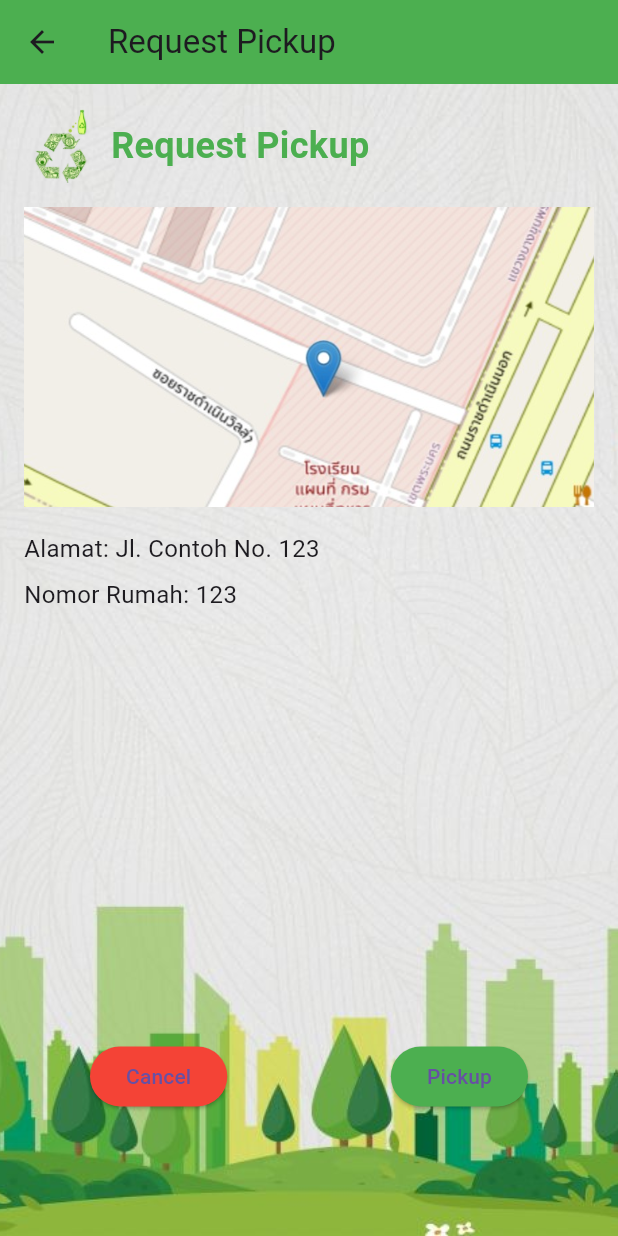
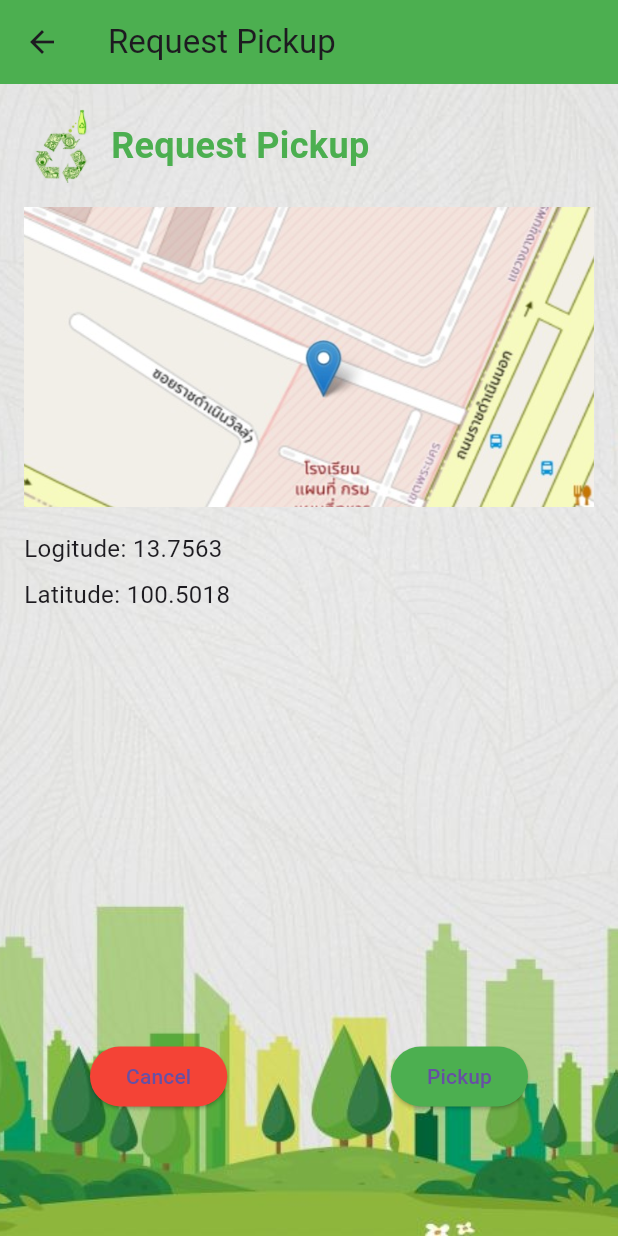
Before and after one commit to Azucarz/Recycle-To-Money-Andriod, a Flutter app: the RequestPickupPage screen opened directly, on a phone screen of 412 x 824 dp. Run offline on Flutter 3.47's test engine with Material 3 defaults, Android fonts, the phone set to English and light mode, and no system bars; our stand-ins replace supabase_flutter; accounts and stored records are empty.

Commit message:
input changes push 1
changes of input

```diff
--- a/lib/f_bin.dart
+++ b/lib/f_bin.dart
@@ -22,7 +22,7 @@ class CustomGridPage extends StatelessWidget {
   Widget build(BuildContext context) {
     return Scaffold(
       appBar: AppBar(
-        title: Text('Smart Waste'),
+        title: Text('Trash To Cash'),
         centerTitle: true,
         backgroundColor: Colors.green, // Warna AppBar
       ),
@@ -51,7 +51,7 @@ class CustomGridPage extends StatelessWidget {
                 SizedBox(height: 16.0),
                 // Title
                 Text(
-                  'Smart Waste',
+                  'Trash To Cash',
                   style: TextStyle(
                     fontSize: 24,
                     fontWeight: FontWeight.bold,
@@ -94,7 +94,7 @@ class CustomGridPage extends StatelessWidget {
                                   ),
                                 );
                               },
-                              child: Text('Tombol ${index + 1}'),
+                              child: Text('Trash ${index + 1}'),
                             ),
                           ],
                         ),
--- a/lib/f_request.dart
+++ b/lib/f_request.dart
@@ -73,12 +73,12 @@ class RequestPickupPage extends StatelessWidget {
                 const SizedBox(height: 16),
                 // Keterangan alamat dan nomor rumah
                 const Text(
-                  'Alamat: Jl. Contoh No. 123',
+                  'Logitude: 13.7563',
                   style: TextStyle(fontSize: 16),
                 ),
                 const SizedBox(height: 8),
                 const Text(
-                  'Nomor Rumah: 123',
+                  'Latitude: 100.5018',
                   style: TextStyle(fontSize: 16),
                 ),
               ],
```
